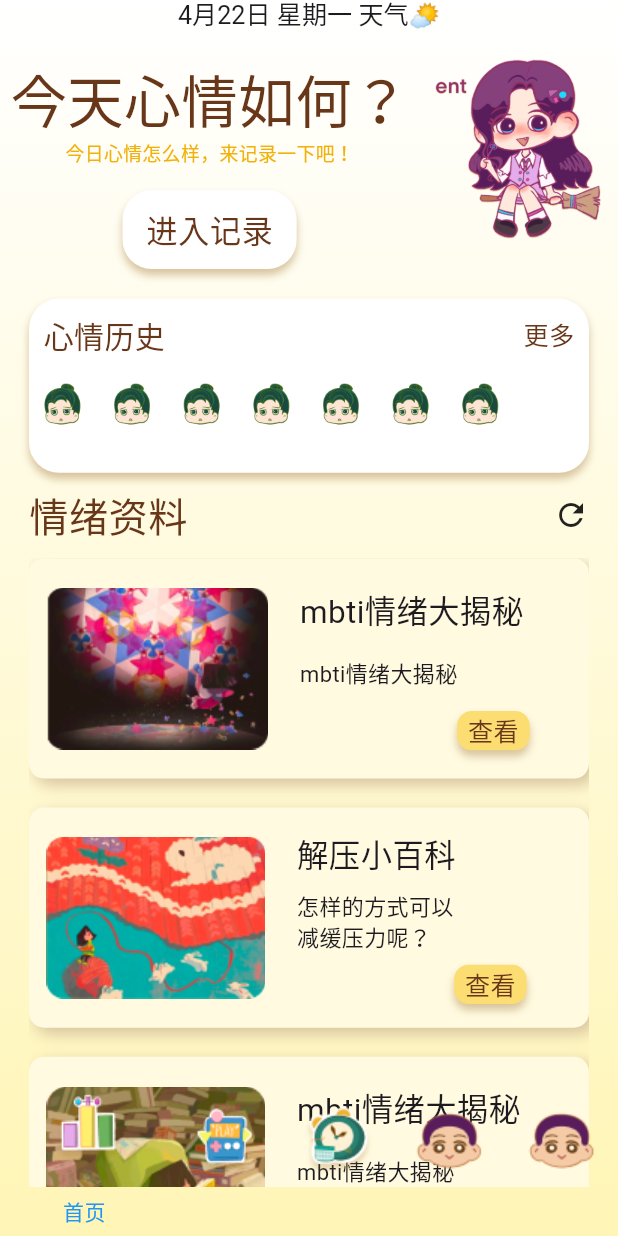
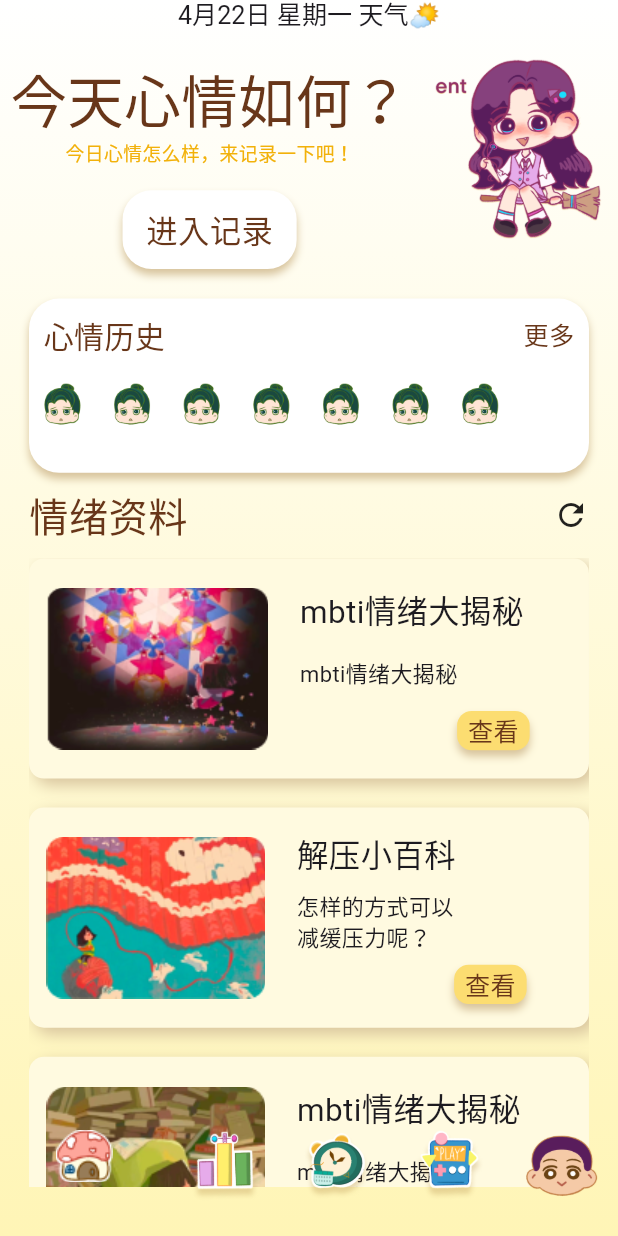
Before and after one commit to Jarvis636431/Emotion, a Flutter app: the screen it shows after launch, on a phone screen of 412 x 824 dp. Run offline on Flutter 3.47's test engine with Material 3 defaults, Android fonts, the phone set to English and light mode, and no system bars; our stand-ins replace audioplayers, flutter_screenutil, shared_preferences; missing offline and left inert: flutter_floating_bottom_bar; Roboto replaces fonts that are missing (LanSong).

Commit message:
[fea]更新了一下图片资源，移除了label，设置页面简化了代码

```diff
--- a/lib/home_page.dart
+++ b/lib/home_page.dart
@@ -71,32 +71,31 @@ class HomePageState extends State<HomePage> {
             );
           },
           child: BottomNavigationBar(
+            type: BottomNavigationBarType.shifting,
             elevation: 0,
             backgroundColor: Colors.transparent,
             items: [
               BottomNavigationBarItem(
-                  icon: Image.asset('assets/images/bottomNavigationBarIcon/census.png'),
-                  label: '首页',
+                  icon: Image.asset('assets/images/bottomNavigationBarIcon/home.png',width: 50.h,),
+                  label: '',
                   backgroundColor: Colors.transparent),
               BottomNavigationBarItem(
-                  icon: Image.asset('assets/images/bottomNavigationBarIcon/function.png'),
-                  label: '搜索',
+                  icon: Image.asset('assets/images/bottomNavigationBarIcon/list.png',width: 50.h,),
+                  label: '',
                   backgroundColor: Colors.transparent),
               BottomNavigationBarItem(
-                  icon: Image.asset('assets/images/bottomNavigationBarIcon/pending.png'),
-                  label: '消息'),
+                  icon: Image.asset('assets/images/bottomNavigationBarIcon/clock.png',width: 50.h,),
+                  label: ''),
               BottomNavigationBarItem(
-                  icon: Image.asset('assets/images/bottomNavigationBarIcon/user.png'),
-                  label: '我的',
+                  icon: Image.asset('assets/images/bottomNavigationBarIcon/play.png',width: 50.h,),
+                  label: '',
                   backgroundColor: Colors.transparent),
               BottomNavigationBarItem(
-                  icon: Image.asset('assets/images/bottomNavigationBarIcon/user.png'),
-                  label: '个人',
+                  icon: Image.asset('assets/images/bottomNavigationBarIcon/user.png',width: 50.h,),
+                  label: '',
                   backgroundColor: Colors.transparent),
             ],
             currentIndex: currentIndex,
-            selectedItemColor: Colors.blue,
-            unselectedItemColor: Colors.grey,
             onTap: (index) {
               setState(() {
                 currentIndex = index;
--- a/lib/screens/mood_pages/check_mood_page.dart
+++ b/lib/screens/mood_pages/check_mood_page.dart
@@ -17,10 +17,9 @@ class _MoodCheckPageState extends State<MoodCheckPage> {
             icon:
                 const Icon(Icons.arrow_back_ios, color: ColorUtils.text_brown),
             onPressed: () {
-              // Navigator.popUntil(context, (route) {
-              //   return route.settings.name == '/home'; // 根据路由名返回到 Home
-              // });
+              Navigator.of(context)..pop()..pop()..pop()..pop();
             },
+            ///实现了简单的连续返回
           ),
           title: Text('打卡成功！',
               style: TextStyle(
```
Also changed, not shown: lib/screens/user_pages/settings_page.dart (+4 -55 lines), assets/images/bottomNavigationBarIcon/census.png (deleted), assets/images/bottomNavigationBarIcon/clock.png (added), assets/images/bottomNavigationBarIcon/home.png (added), assets/images/bottomNavigationBarIcon/list.png (added), assets/images/bottomNavigationBarIcon/play.png (added), assets/images/bottomNavigationBarIcon/user.png, 2 other files.
